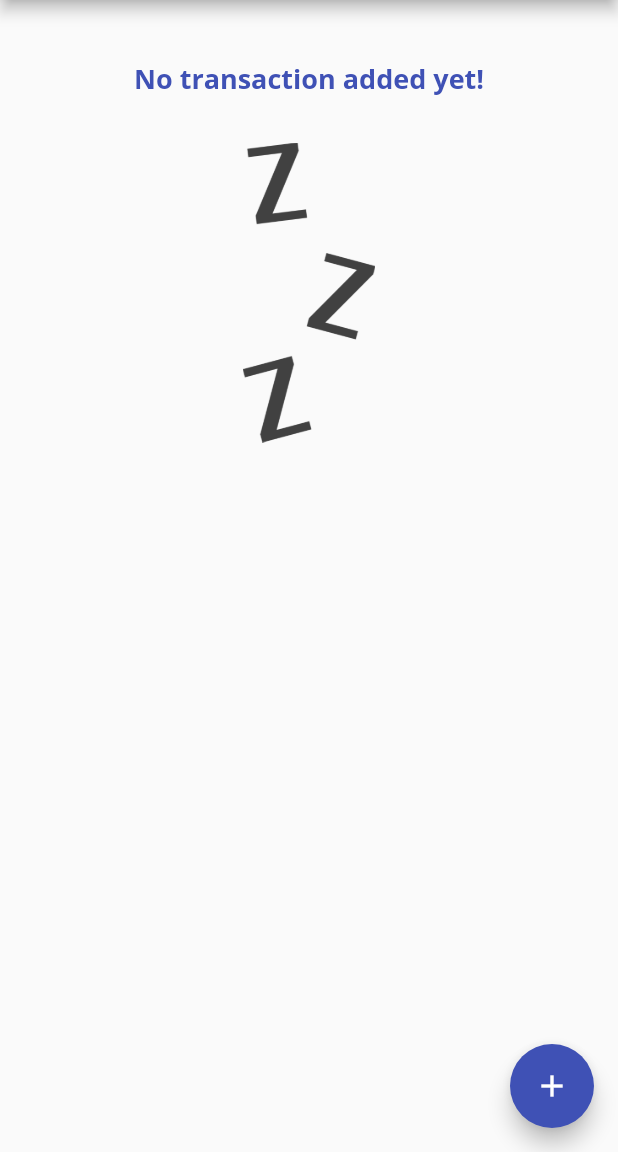
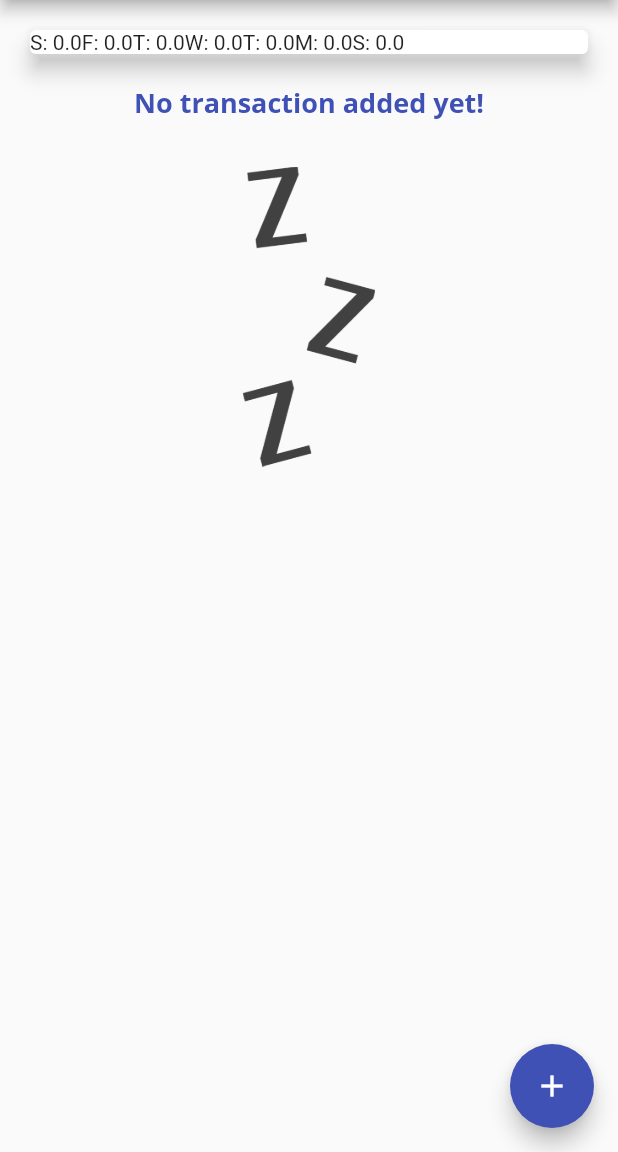
Before and after one commit to cjchika/mob-expense_tracker, a Flutter app: the screen it shows after launch, on a phone screen of 412 x 824 dp, the part 84-1236 px from its top. Run offline on Flutter 3.47's test engine with Material 2 defaults, Android fonts, the phone set to English and light mode, and no system bars.

Commit message:
Adding Logic and Chart

```diff
--- a/lib/widgets/chart.dart
+++ b/lib/widgets/chart.dart
@@ -27,7 +27,7 @@ class Chart extends StatelessWidget {
       print(totalSum);
 
       return {
-        'day': DateFormat.E().format(weekDay),
+        'day': DateFormat.E().format(weekDay).substring(0, 1),
         'amount': totalSum,
       };
     });
@@ -40,7 +40,9 @@ class Chart extends StatelessWidget {
       elevation: 6,
       margin: EdgeInsets.all(20),
       child: Row(
-        children: [],
+        children: groupedTransactionValues.map((data) {
+          return Text('${data['day']}: ${data['amount']}');
+        }).toList(),
       ),
     );
   }
```
Also changed, not shown: lib/widgets/chartbar.dart (added, +49 -0 lines).
